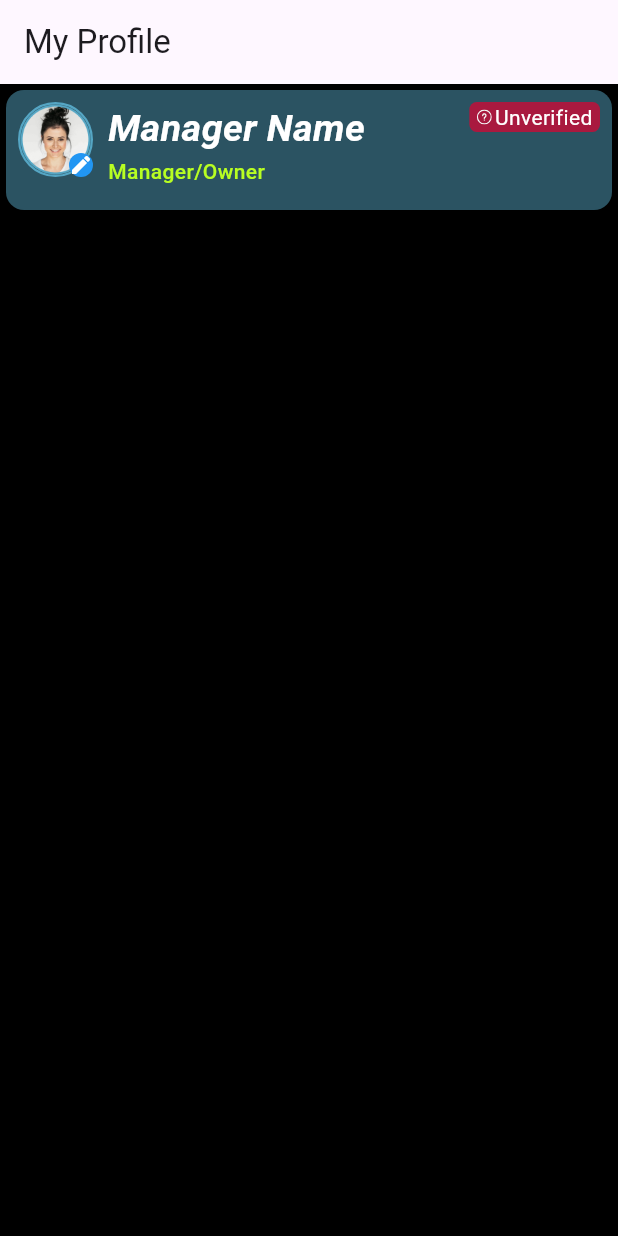
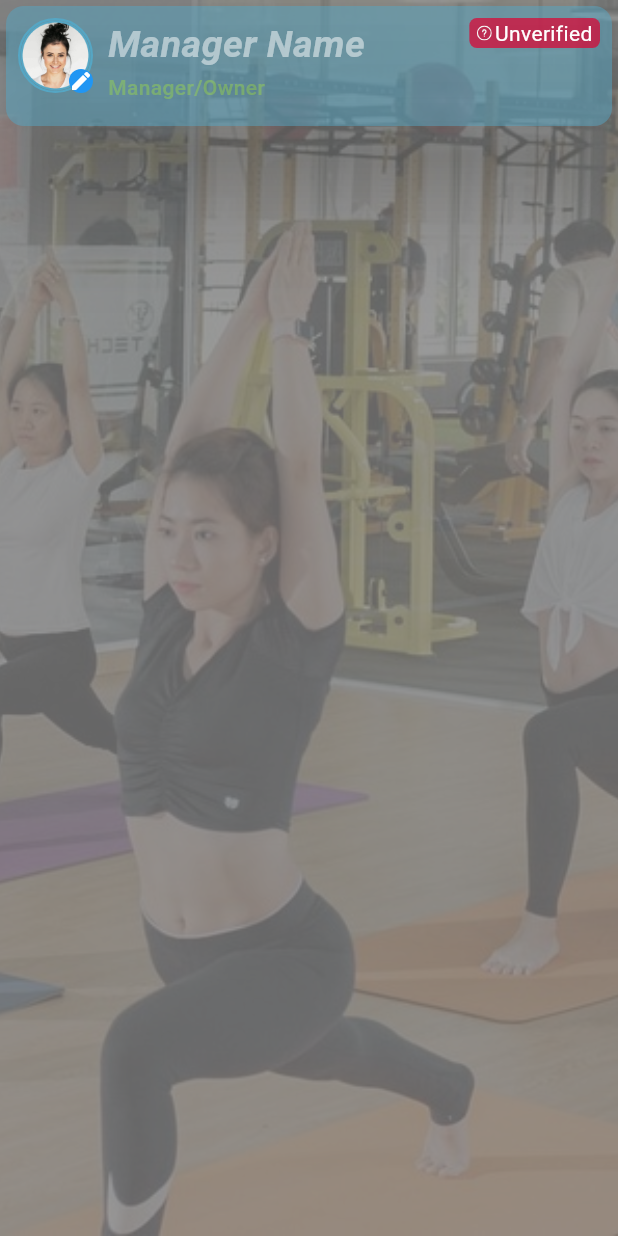
Before and after one commit to Prashant1125/My_Profile, a Flutter app: the screen it shows after launch, on a phone screen of 412 x 824 dp. Run offline on Flutter 3.47's test engine with Material 3 defaults, Android fonts, the phone set to English and light mode, and no system bars; our stand-ins replace flutter_svg, get; Roboto replaces fonts that are missing (Poppins); project files that could hold a hidden picture were left out.

Commit message:
background image

```diff
--- a/lib/D1MM5_profile/profile.dart
+++ b/lib/D1MM5_profile/profile.dart
@@ -1,5 +1,7 @@
 import 'package:flutter/material.dart';
 import 'package:my_profile/components/profile_overview_tab.dart';
+import 'package:my_profile/utils/color_constants.dart';
+import 'package:my_profile/utils/image_constants.dart';
 
 class MyProfile extends StatefulWidget {
   const MyProfile({super.key});
@@ -12,16 +14,21 @@ class _MyProfileState extends State<MyProfile> {
   @override
   Widget build(BuildContext context) {
     return Scaffold(
-      backgroundColor: Colors.black,
-      appBar: AppBar(
-        title: const Text(
-          'My Profile',
+      backgroundColor: ColorConstant.appBar,
+      body: SafeArea(
+        child: Container(
+          height: double.infinity,
+          decoration: const BoxDecoration(
+              image: DecorationImage(
+                  image: AssetImage(ImageConstants.yoga),
+                  fit: BoxFit.cover,
+                  opacity: .2)),
+          child: const Column(
+            children: [
+              ProfileOverviewTab(),
+            ],
+          ),
         ),
-      ),
-      body: Column(
-        children: [
-          ProfileOverviewTab(),
-        ],
       ),
     );
   }
--- a/lib/components/profile_overview_tab.dart
+++ b/lib/components/profile_overview_tab.dart
@@ -2,6 +2,7 @@ import 'package:flutter/material.dart';
 import 'package:my_profile/components/custom_listtile.dart';
 import 'package:my_profile/components/profile_icon.dart';
 import 'package:my_profile/components/verification_status.dart';
+import 'package:my_profile/utils/color_constants.dart';
 
 class ProfileOverviewTab extends StatelessWidget {
   const ProfileOverviewTab({super.key});
@@ -12,8 +13,8 @@ class ProfileOverviewTab extends StatelessWidget {
       height: 88,
       child: Card(
         elevation: 30,
-        color: const Color(0xFF55A6C4).withOpacity(0.5),
-        child: const Padding(
+        color: ColorConstant.cardColor,
+        child: Padding(
           padding: EdgeInsets.all(8.0),
           child: CustomListtile(
             leading: ProfileIcon(),
@@ -23,7 +24,7 @@ class ProfileOverviewTab extends StatelessWidget {
                   fontWeight: FontWeight.w700,
                   fontStyle: FontStyle.italic,
                   fontSize: 25,
-                  color: Colors.white),
+                  color: ColorConstant.pureWhite),
             ),
             subtitle: Text(
               'Manager/Owner',
@@ -31,9 +32,9 @@ class ProfileOverviewTab extends StatelessWidget {
                   fontSize: 14,
                   fontFamily: 'Poppins',
                   fontWeight: FontWeight.w500,
-                  color: Color(0xFFB8FE22)),
+                  color: ColorConstant.prinmaryGreen),
             ),
-            trailing: VerificationStatus(
+            trailing: const VerificationStatus(
               status: 0,
             ),
           ),
--- a/lib/controllers/verification_controller.dart
+++ b/lib/controllers/verification_controller.dart
@@ -10,11 +10,11 @@ class VerificationController extends GetxController {
   Color getColor(int status) {
     switch (status) {
       case 0:
-        return ColorConstant.unVerifiedStatusColor;
+        return ColorConstant.sparentOverlay;
       case 1:
-        return ColorConstant.verifiedStatusColor;
+        return ColorConstant.prinmaryGreen;
       default:
-        return ColorConstant.unVerifiedStatusColor;
+        return ColorConstant.sparentOverlay;
     }
   }
 
--- a/lib/utils/color_constants.dart
+++ b/lib/utils/color_constants.dart
@@ -1,6 +1,10 @@
 import 'package:flutter/material.dart';
 
 class ColorConstant {
-  static Color verifiedStatusColor = const Color(0xffB8FE22).withOpacity(.3);
-  static Color unVerifiedStatusColor = const Color(0xffDF0030).withOpacity(.7);
+  static Color prinmaryGreen = const Color(0xffB8FE22).withOpacity(.3);
+  static Color sparentOverlay = const Color(0xffDF0030).withOpacity(.7);
+  static Color appBar = const Color(0xff000000).withOpacity(.5);
+  static Color cardColor = const Color(0xFF55A6C4).withOpacity(0.5);
+  static Color pureWhite = const Color(0xFFffffff).withOpacity(0.5);
+  static Color maryGreen = const Color(0xFFffffff).withOpacity(0.5);
 }
--- a/lib/utils/image_constants.dart
+++ b/lib/utils/image_constants.dart
@@ -2,6 +2,6 @@ class ImageConstants {
   static const String verifiedStatusIcon = 'assets/images/verified_icon.svg';
   static const String unVerifiedStatusIcon =
       'assets/images/unverified_icon.svg';
-  static const String avatar = 'assets/images/avatar.svg';
   static const String avatar1 = 'assets/images/avatar1.png';
+  static const String yoga = 'assets/images/yoga.jpg';
 }
```
Also changed, not shown: assets/images/yoga.jpg (added), 1 other file.
